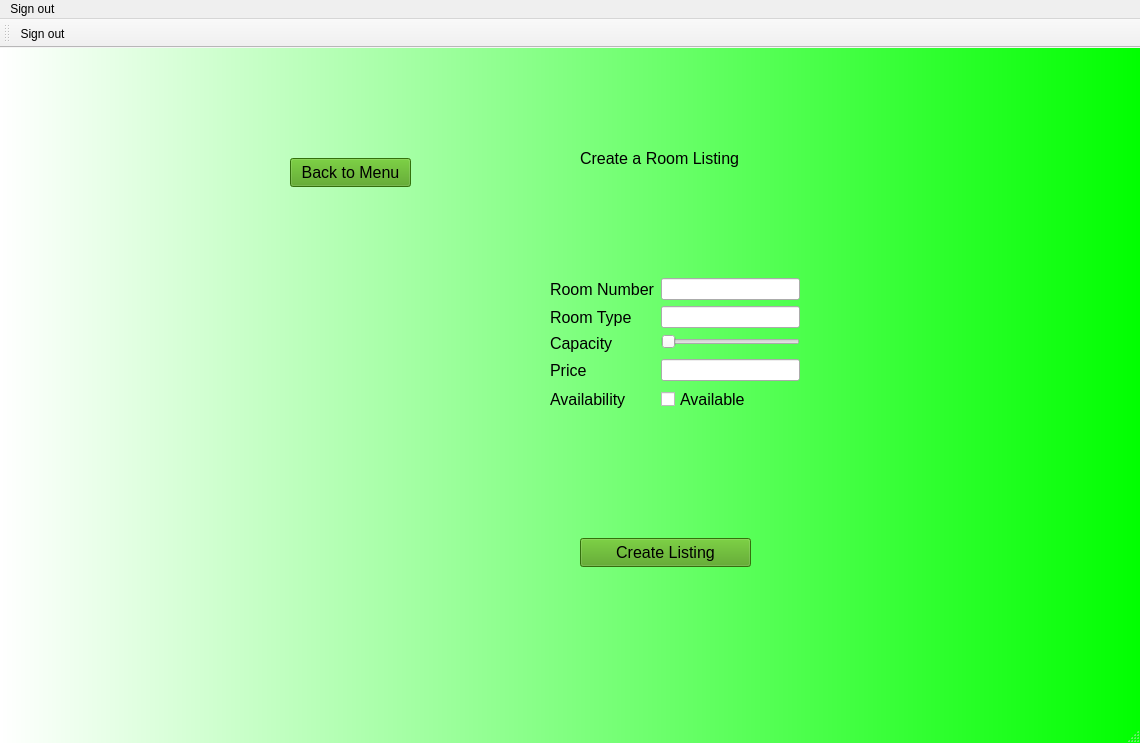
Above: mainwindow.ui from Nickolas-Skai/OOP-FINAL before the change. Below: the same form after it.
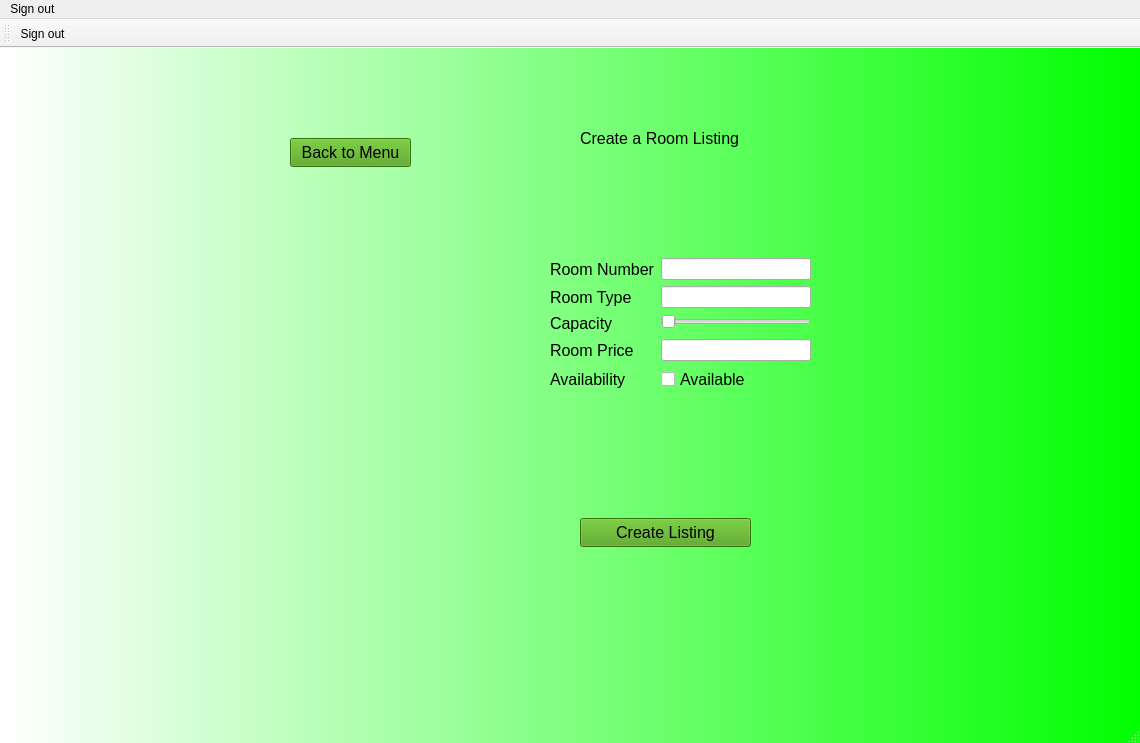
That is the form after the change. The open tabs and pages were chosen to show the change. Icons and pictures are not drawn.

Commit message:
Added a slot for a button
Added delete room  function to a button and some other functions in the database file. some one check the queries to get all the people.

```diff
--- a/mainwindow.ui
+++ b/mainwindow.ui
@@ -54,7 +54,7 @@
     <property name="geometry">
      <rect>
       <x>70</x>
-      <y>30</y>
+      <y>10</y>
       <width>991</width>
       <height>621</height>
      </rect>
@@ -881,7 +881,7 @@
        <rect>
         <x>480</x>
         <y>200</y>
-        <width>250</width>
+        <width>261</width>
         <height>219</height>
        </rect>
       </property>
@@ -923,16 +923,6 @@
          </property>
         </widget>
        </item>
-       <item row="4" column="0">
-        <widget class="QLabel" name="priceLabel">
-         <property name="text">
-          <string>Price</string>
-         </property>
-        </widget>
-       </item>
-       <item row="4" column="1">
-        <widget class="QLineEdit" name="priceLineEdit"/>
-       </item>
        <item row="6" column="0">
         <widget class="QLabel" name="availabilityLabel">
          <property name="text">
@@ -947,6 +937,16 @@
          </property>
         </widget>
        </item>
+       <item row="3" column="0">
+        <widget class="QLabel" name="priceLabel">
+         <property name="text">
+          <string>Room Price</string>
+         </property>
+        </widget>
+       </item>
+       <item row="3" column="1">
+        <widget class="QLineEdit" name="priceLineEdit"/>
+       </item>
       </layout>
      </widget>
      <widget class="QLabel" name="Title_creation">
```
Left out of the diff: 19 changed lines with no effect on the pictures. The commit also changes 5 other files.
